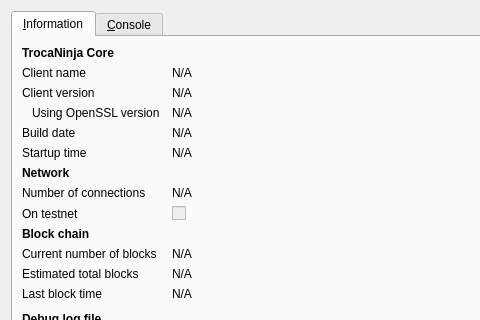
Old version of the form src/qt/forms/rpcconsole.ui in the repository tnjtnj/tnj; both pictures show x 0 to 480 and y 0 to 320 of the 740 by 450 pixel window.
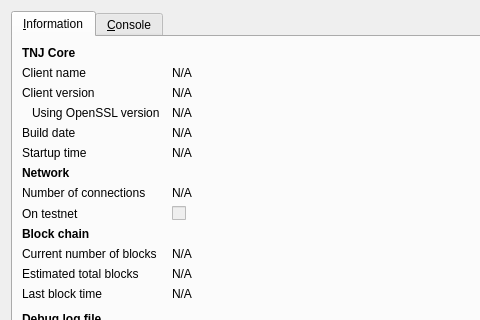
New version of the form. Icons and pictures are not drawn.

Diff of the .ui file:
```diff
--- a/src/qt/forms/rpcconsole.ui
+++ b/src/qt/forms/rpcconsole.ui
@@ -36,7 +36,7 @@
           </font>
          </property>
          <property name="text">
-          <string>TrocaNinja Core</string>
+          <string>TNJ Core</string>
          </property>
         </widget>
        </item>
```
Left out of the diff: 6 changed lines with no effect on the pictures.
